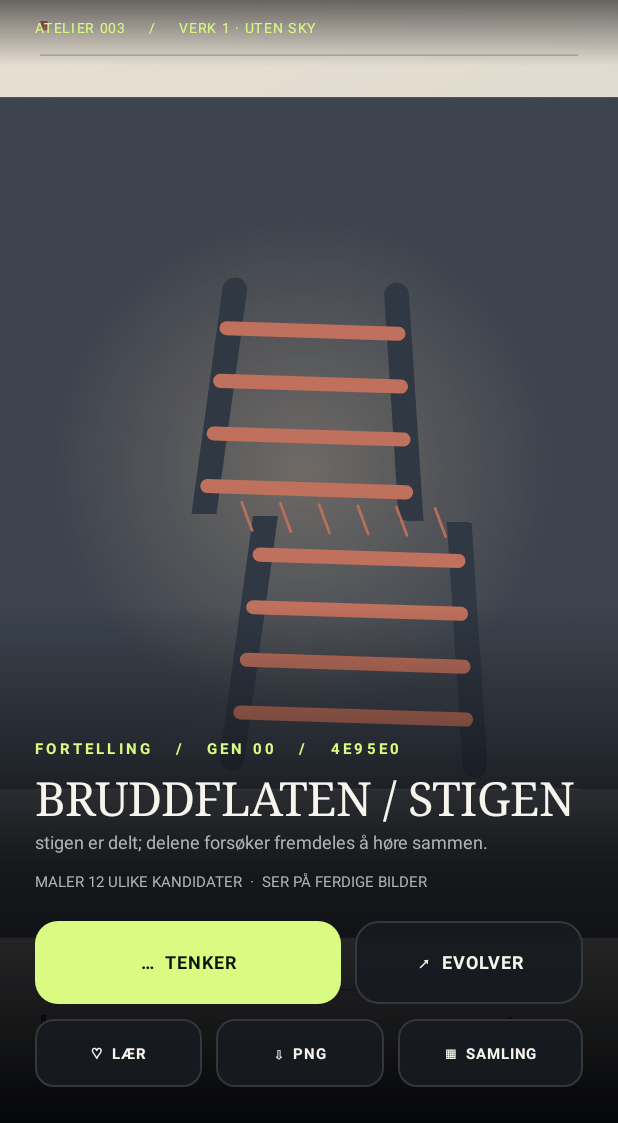
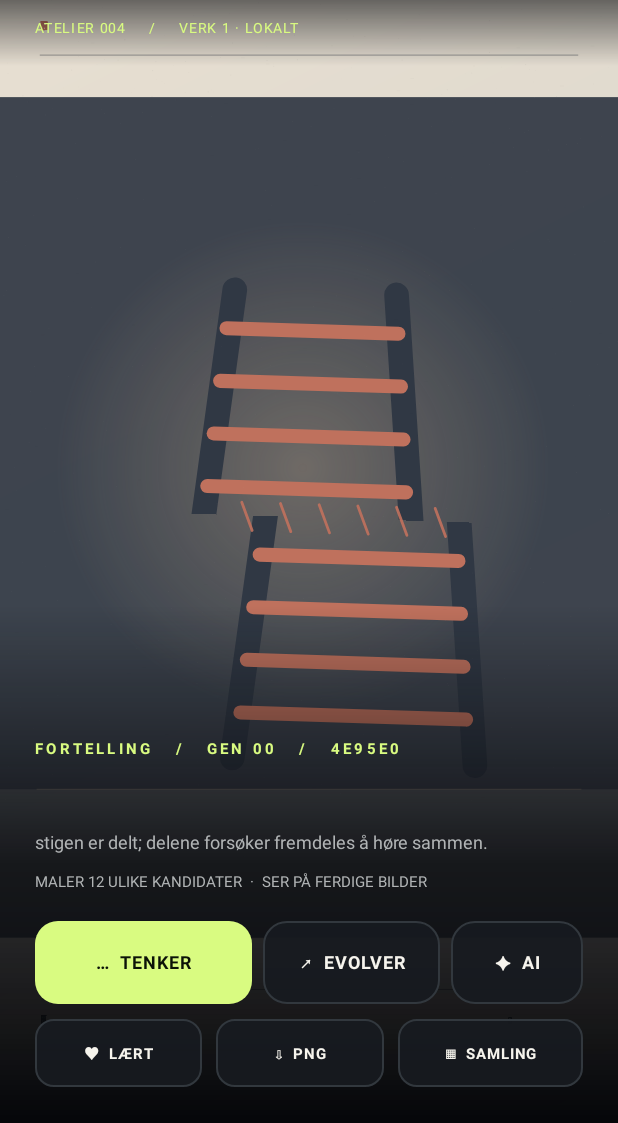
Before and after one commit to bspippi1337/Intelligent-kunst, an Android app: the screen it shows after launch (MainActivity), after a tap on "✳ SKAP NYTT", on a phone screen of 412 x 824 dp, the part 113-1236 px from its top. Run offline under Robolectric (Android 15) with nearby library versions, the phone set to English and light mode, and no system bars; pictures from the network do not load; 1 statement that could not run was skipped; 2 other taps on this screen came first.

Commit message:
feat(aiguide): add explicit AI atelier entry point and preserve cloud-authored works

```diff
--- a/app/src/main/java/no/blckswan/intelligentkunst/MainActivity.java
+++ b/app/src/main/java/no/blckswan/intelligentkunst/MainActivity.java
@@ -26,6 +26,7 @@ import android.widget.FrameLayout;
 import android.widget.LinearLayout;
 import android.widget.TextView;
 import android.widget.Toast;
+import android.text.InputType;
 
 import java.io.IOException;
 import java.io.OutputStream;
@@ -36,6 +37,8 @@ import java.util.concurrent.ExecutorService;
 import java.util.concurrent.Executors;
 import java.util.concurrent.atomic.AtomicInteger;
 
+import no.blckswan.intelligentkunst.ai.AiguideClient;
+import no.blckswan.intelligentkunst.ai.AiguideScene;
 import no.blckswan.intelligentkunst.core.ArtDirector;
 import no.blckswan.intelligentkunst.core.Artwork;
 import no.blckswan.intelligentkunst.core.CritiqueReport;
@@ -46,7 +49,7 @@ import no.blckswan.intelligentkunst.render.StudioDirector;
 import no.blckswan.intelligentkunst.storage.ArtArchive;
 import no.blckswan.intelligentkunst.ui.ArtworkView;
 
-/** KUNST / a deliberately offline, native, autonomous generative artist. */
+/** KUNST / native procedural studio + explicit opt-in AIGUIDE cloud composition. */
 public final class MainActivity extends Activity {
     private static final int INK=0xFFF6F4ED;
     private static final int QUIET=0xFFB1B4B5;
@@ -63,7 +66,7 @@ public final class MainActivity extends Activity {
     private Artwork artwork;
     private ArtworkView gallery;
     private TextView title, metadata, narration, status, edition;
-    private TextView createButton, evolveButton, likeButton, exportButton, archiveButton;
+    private TextView createButton, evolveButton, aiButton, likeButton, exportButton, archiveButton;
     private LinearLayout top, bottom;
     private boolean exporting=false;
     private boolean composing=false;
@@ -78,7 +81,7 @@ public final class MainActivity extends Activity {
         archive=new ArtArchive(this);
         constructUi();
         Artwork last=archive.current();
-        if(last!=null && last.style==Artwork.Style.FABLE)show(last,false);
+        if(last!=null && (last.style==Artwork.Style.FABLE || last.style==Artwork.Style.AIGUIDE))show(last,false);
         else newArtwork(); // old works remain in the archive; first launch shows the new painter
     }
 
@@ -114,7 +117,7 @@ public final class MainActivity extends Activity {
         dna.setOnClickListener(v->showDnaMenu());
         brandRow.addView(dna,new LinearLayout.LayoutParams(dp(90),dp(40)));
 
-        edition=text("ATELIER 003     /     LOKALT · UTEN SKY",9,ACID,Typeface.NORMAL);
+        edition=text("ATELIER 004     /     LOKALT + VALGFRI AI",9,ACID,Typeface.NORMAL);
         edition.setLetterSpacing(.13f);edition.setPadding(0,dp(21),0,0);
         top.addView(edition);
 
@@ -140,11 +143,15 @@ public final class MainActivity extends Activity {
         bottom.addView(primaryRow,new LinearLayout.LayoutParams(-1,dp(55)));
         createButton=button("✳  SKAP NYTT",true,false);
         evolveButton=button("↗  EVOLVER",false,false);
-        primaryRow.addView(createButton,weighted(1.35f,0));
-        primaryRow.addView(space(dp(9)));
-        primaryRow.addView(evolveButton,weighted(1f,0));
+        aiButton=button("✦  AI",false,false);
+        primaryRow.addView(createButton,weighted(1.16f,0));
+        primaryRow.addView(space(dp(7)));
+        primaryRow.addView(evolveButton,weighted(.95f,0));
+        primaryRow.addView(space(dp(7)));
+        primaryRow.addView(aiButton,weighted(.70f,0));
         createButton.setOnClickListener(v->newArtwork());
         evolveButton.setOnClickListener(v->evolveArtwork());
+        aiButton.setOnClickListener(v->openAiAtelier(null));
 
         LinearLayout secondaryRow=new LinearLayout(this);
         LinearLayout.LayoutParams secondParams=new LinearLayout.LayoutParams(-1,dp(45));
@@ -212,13 +219,18 @@ public final class MainActivity extends Activity {
 
     private long freshSeed(){return random.nextLong() ^ SystemClock.elapsedRealtimeNanos();}
     private void newArtwork(){compose(null);}
-    private void evolveArtwork(){compose(artwork);}
+    private void evolveArtwork(){
+        if(artwork!=null && artwork.style==Artwork.Style.AIGUIDE){
+            openAiAtelier(AiguideScene.intent(artwork.sceneJson));return;
+        }
+        compose(artwork);
+    }
 
     /** One in-flight job; rendering and evaluation never block the UI thread. */
     private void compose(Artwork parent){
         if(composing)return;
         composing=true;
-        createButton.setEnabled(false);evolveButton.setEnabled(false);
+        createButton.setEnabled(false);evolveButton.setEnabled(false);aiButton.setEnabled(false);
         createButton.setText("…  TENKER");
         status.setText("MALER 12 ULIKE KANDIDATER  ·  SER PÅ FERDIGE BILDER");
         final long seed=freshSeed();
@@ -231,7 +243,7 @@ public final class MainActivity extends Activity {
                 runOnUiThread(()->{
                     if(isFinishing()||isDestroyed()||request!=compositionToken.get())return;
                     composing=false;
-                    createButton.setEnabled(true);evolveButton.setEnabled(true);
+                    createButton.setEnabled(true);evolveButton.setEnabled(true);aiButton.setEnabled(true);
                     createButton.setText("✳  SKAP NYTT");
                     show(result.artwork,true);
                     status.setText(result.proposals + " BILDER SETT  ·  BILDE + KONSEPT-KRITIKK  "
@@ -241,7 +253,7 @@ public final class MainActivity extends Activity {
                 runOnUiThread(()->{
                     if(isFinishing()||isDestroyed()||request!=compositionToken.get())return;
                     composing=false;
-                    createButton.setEnabled(true);evolveButton.setEnabled(true);
+                    createButton.setEnabled(true);evolveButton.setEnabled(true);aiButton.setEnabled(true);
                     createButton.setText("✳  SKAP NYTT");
                     status.setText("KUNSTNEREN MÅTTE AVBRYTE  ·  TRYKK IGJEN");
                 });
@@ -254,11 +266,14 @@ public final class MainActivity extends Activity {
         gallery.setArtwork(next);
         metadata.setText(next.style.label + "   /   GEN " + String.format(Locale.ROOT,"%02d",next.generation)
             + "   /   " + next.id().substring(0,6));
-        title.setText(next.title());
-        narration.setText(next.intention());
-        status.setText("VERKETS SELEKSJONSSCORE   " + Math.round(next.score*100) + "/100"
+        title.setText(displayTitle(next));
+        narration.setText(next.style==Artwork.Style.AIGUIDE
+            ? AiguideScene.intent(next.sceneJson) : next.intention());
+        status.setText((next.style==Artwork.Style.AIGUIDE ? "BILDEANALYSE   " : "VERKETS SELEKSJONSSCORE   ")
+            + Math.round(next.score*100) + "/100"
             + (next.hasParent ? "   ·   FRA " + String.format(Locale.ROOT,"%016X",next.parentSeed).substring(0,6) : ""));
-        edition.setText("ATELIER 003     /     VERK " + archive.recent().size() + " · UTEN SKY");
+        edition.setText("ATELIER 004     /     VERK " + archive.recent().size()
+            + (next.style==Artwork.Style.AIGUIDE ? " · AIGUIDE" : " · LOKALT"));
         likeButton.setText(archive.isSaved(next) ? "♥  LÆRT" :
             archive.isRejected(next) ? "✕  AVVIST" : "♡  LÆR");
     }
```
